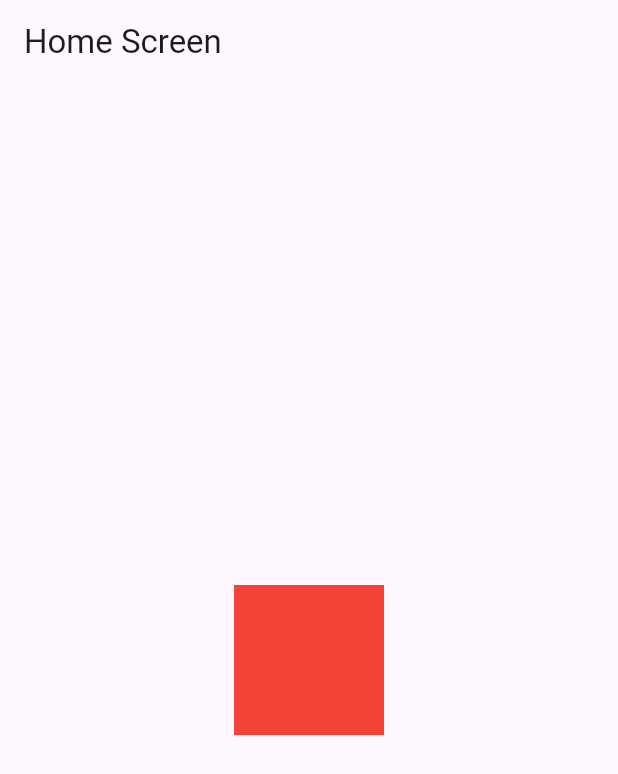
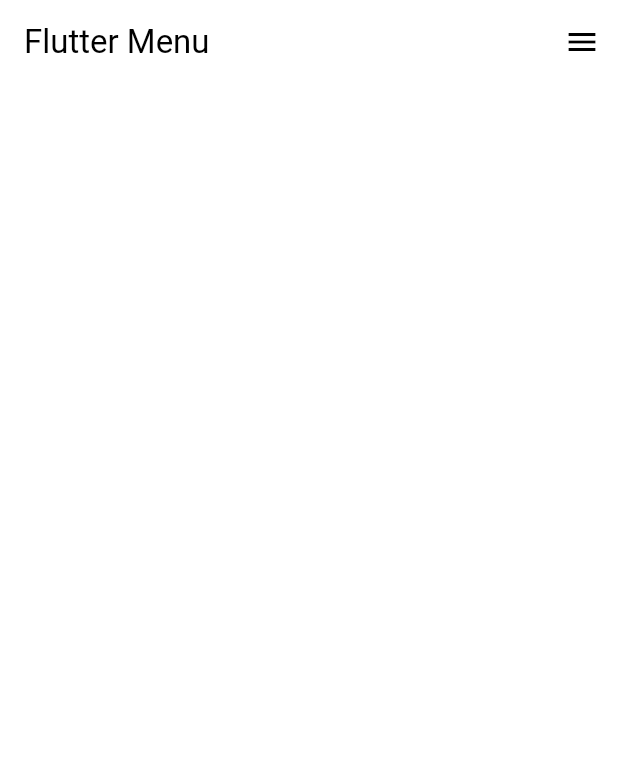
Before and after one commit to Tona-Mangobyte/flutter-fundamentals, a Flutter app: the screen it shows after launch, on a phone screen of 412 x 824 dp. Shown: the top 774 px of the screen. Run offline on Flutter 3.47's test engine with Material 3 defaults, Android fonts, the phone set to English and light mode, and no system bars; our stand-ins replace dio, shared_preferences, sqflite; accounts and stored records are empty.

Commit message:
make simple menu animate

```diff
--- a/simple_animations/lib/main.dart
+++ b/simple_animations/lib/main.dart
@@ -1,6 +1,7 @@
 import 'package:flutter/material.dart';
 import 'package:simple_animations/screens/home_screen.dart';
 import 'package:simple_animations/screens/list_screen.dart';
+import 'package:simple_animations/screens/menu_screen.dart';
 
 void main() {
   runApp(const MyApp());
@@ -18,8 +19,9 @@ class MyApp extends StatelessWidget {
         colorScheme: ColorScheme.fromSeed(seedColor: Colors.deepPurple),
         useMaterial3: true,
       ),
-      home: const HomeScreen(),
+      // home: const HomeScreen(),
       // home: const ListScreen(),
+      home: const MenuScreen(),
     );
   }
 }
--- /dev/null
+++ b/simple_animations/lib/screens/menu_screen.dart
@@ -0,0 +1,115 @@
+import 'package:flutter/material.dart';
+
+import '../widgets/menu.dart';
+
+class MenuScreen extends StatefulWidget {
+  const MenuScreen({Key? key}) : super(key: key);
+
+  @override
+  State<MenuScreen> createState() => _MenuScreenState();
+}
+
+class _MenuScreenState extends State<MenuScreen> with SingleTickerProviderStateMixin {
+
+  late AnimationController _drawerSlideController;
+
+  @override
+  void initState() {
+    super.initState();
+
+    _drawerSlideController = AnimationController(
+      vsync: this,
+      duration: const Duration(milliseconds: 150),
+    );
+  }
+
+  @override
+  void dispose() {
+    _drawerSlideController.dispose();
+    super.dispose();
+  }
+
+  bool _isDrawerOpen() {
+    return _drawerSlideController.value == 1.0;
+  }
+
+  bool _isDrawerOpening() {
+    return _drawerSlideController.status == AnimationStatus.forward;
+  }
+
+  bool _isDrawerClosed() {
+    return _drawerSlideController.value == 0.0;
+  }
+
+  void _toggleDrawer() {
+    if (_isDrawerOpen() || _isDrawerOpening()) {
+      _drawerSlideController.reverse();
+    } else {
+      _drawerSlideController.forward();
+    }
+  }
+
+  @override
+  Widget build(BuildContext context) {
+    return Scaffold(
+      backgroundColor: Colors.white,
+      appBar: _buildAppBar(),
+      body: Stack(
+        children: [
+          _buildContent(),
+          _buildDrawer(),
+        ],
+      ),
+    );
+  }
+
+  PreferredSizeWidget _buildAppBar() {
+    return AppBar(
+      title: const Text(
+        'Flutter Menu',
+        style: TextStyle(
+          color: Colors.black,
+        ),
+      ),
+      backgroundColor: Colors.transparent,
+      elevation: 0.0,
+      automaticallyImplyLeading: false,
+      actions: [
+        AnimatedBuilder(
+          animation: _drawerSlideController,
+          builder: (context, child) {
+            return IconButton(
+              onPressed: _toggleDrawer,
+              icon: _isDrawerOpen() || _isDrawerOpening()
+                  ? const Icon(
+                Icons.clear,
+                color: Colors.black,
+              )
+                  : const Icon(
+                Icons.menu,
+                color: Colors.black,
+              ),
+            );
+          },
+        ),
+      ],
+    );
+  }
+
+  Widget _buildContent() {
+    // Put page content here.
+    return const SizedBox();
+  }
+
+  Widget _buildDrawer() {
+    return AnimatedBuilder(
+      animation: _drawerSlideController,
+      builder: (context, child) {
+        return FractionalTranslation(
+          translation: Offset(1.0 - _drawerSlideController.value, 0.0),
+          child: _isDrawerClosed() ? const SizedBox() : const Menu(),
+        );
+      },
+    );
+  }
+}
```
Also changed, not shown: simple_animations/lib/widgets/menu.dart (added, +190 -0 lines).
